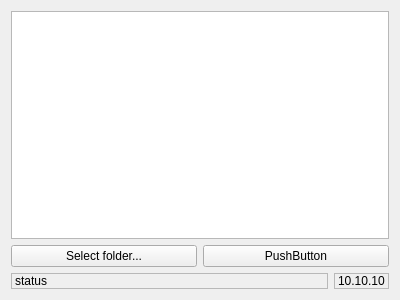
Above: mainwidget.ui from tarpaha/pacheck before the change. Below: the same form after it.
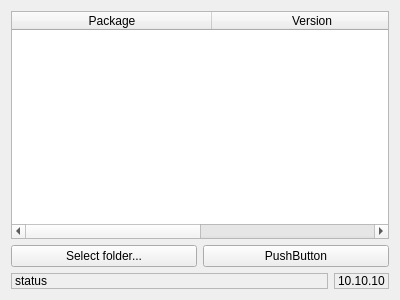
That is the form after the change.

Commit message: packages parsing and simple table view added

```diff
--- a/mainwidget.ui
+++ b/mainwidget.ui
@@ -19,7 +19,42 @@
      <item>
       <layout class="QVBoxLayout" name="verticalLayout_3">
        <item>
-        <widget class="QTableWidget" name="tableWidget"/>
+        <widget class="QTableWidget" name="table">
+         <property name="editTriggers">
+          <set>QAbstractItemView::NoEditTriggers</set>
+         </property>
+         <property name="sortingEnabled">
+          <bool>true</bool>
+         </property>
+         <attribute name="horizontalHeaderDefaultSectionSize">
+          <number>200</number>
+         </attribute>
+         <attribute name="horizontalHeaderStretchLastSection">
+          <bool>true</bool>
+         </attribute>
+         <attribute name="verticalHeaderVisible">
+          <bool>false</bool>
+         </attribute>
+         <attribute name="verticalHeaderDefaultSectionSize">
+          <number>20</number>
+         </attribute>
+         <attribute name="verticalHeaderHighlightSections">
+          <bool>false</bool>
+         </attribute>
+         <attribute name="verticalHeaderMinimumSectionSize">
+          <number>20</number>
+         </attribute>
+         <column>
+          <property name="text">
+           <string>Package</string>
+          </property>
+         </column>
+         <column>
+          <property name="text">
+           <string>Version</string>
+          </property>
+         </column>
+        </widget>
        </item>
        <item>
         <layout class="QHBoxLayout" name="horizontalLayout">
```
The commit also changes 2 other files.
